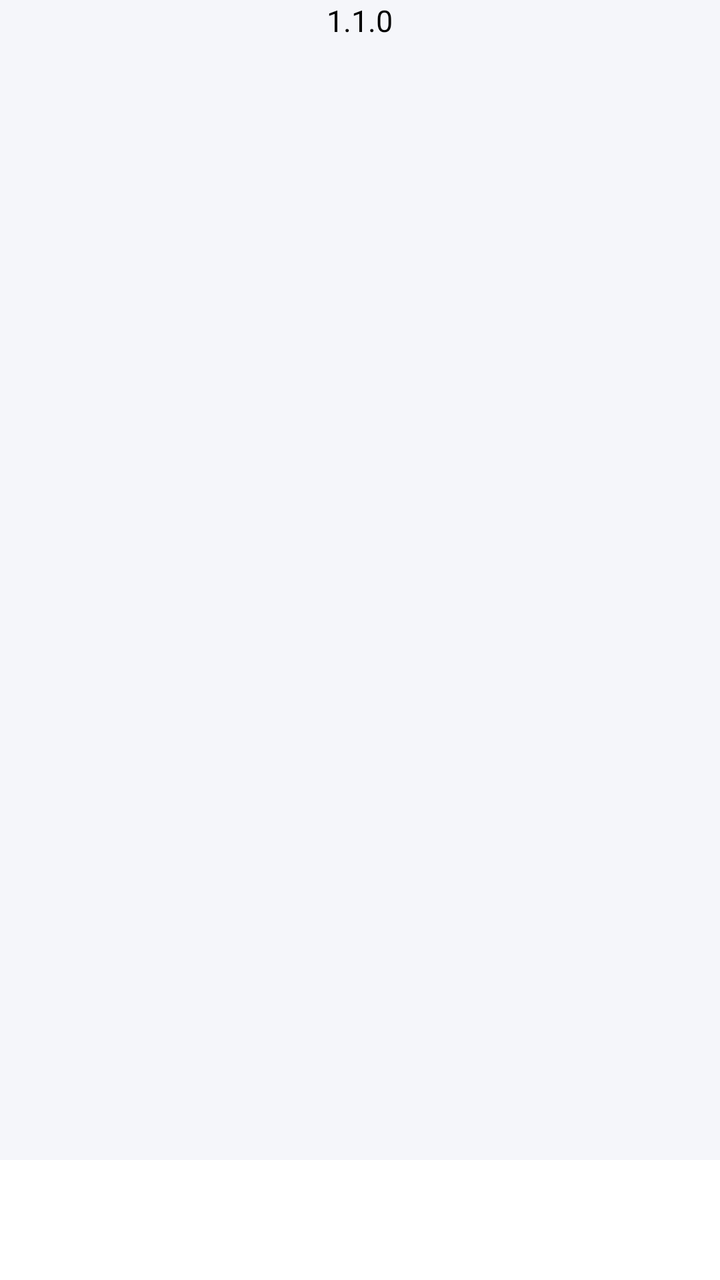
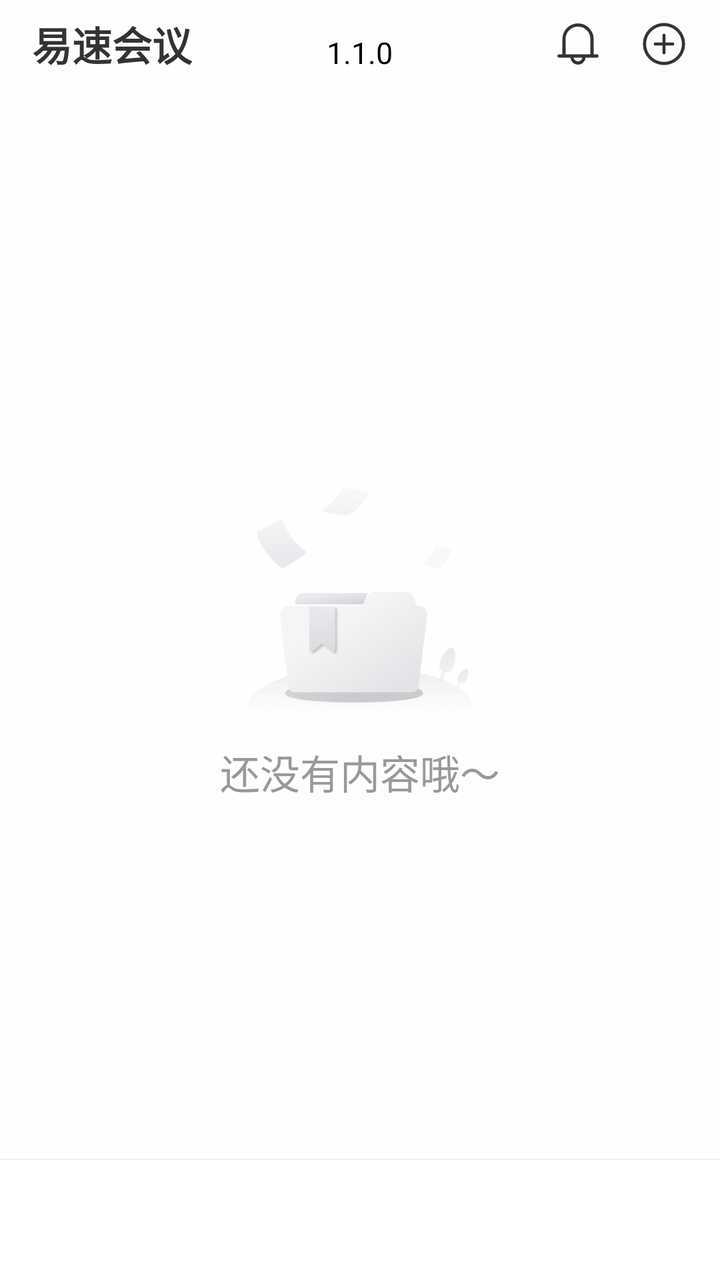

An Android layout rendered at two revisions. The XML below is the earlier revision; the diff shows what the commit changed to produce the second picture.
<!-- AndroidManifest.xml: activity theme Theme.Save_box.NoActionBar -->
<!-- res/layout/activity_fake_home.xml -->
<?xml version="1.0" encoding="utf-8"?>
<FrameLayout xmlns:android="http://schemas.android.com/apk/res/android"
    android:id="@+id/rootLayout"
    android:layout_width="match_parent"
    android:layout_height="match_parent"
    android:background="#F5F6FA"
    android:clickable="true"
    android:focusable="true">
    <TextView
        android:layout_marginBottom="20dp"
        android:layout_gravity="top|center"
        android:textColor="@color/black"
        android:textSize="15sp"
        android:text="1.1.0"
        android:id="@+id/version"
        android:layout_width="wrap_content"
        android:layout_height="wrap_content"></TextView>

    <RadioGroup
        android:id="@+id/main_radiogroup"
        android:layout_width="match_parent"
        android:layout_height="60dp"
        android:background="@color/white"
        android:layout_gravity="bottom"
        android:orientation="horizontal">

    </RadioGroup>

</FrameLayout>
<!-- resources referenced by this layout -->
<resources>
  <color name="black">#FF000000</color>
  <color name="white">#FFFFFFFF</color>
  <style name="Theme.Save_box.NoActionBar" parent="Theme.MaterialComponents.DayNight.NoActionBar">
          <item name="colorPrimary">@color/purple_500</item>
          <item name="colorPrimaryVariant">@color/purple_700</item>
          <item name="colorOnPrimary">@color/white</item>
          <item name="colorSecondary">@color/teal_200</item>
          <item name="colorSecondaryVariant">@color/teal_700</item>
          <item name="colorOnSecondary">@color/black</item>
          <item name="android:statusBarColor">@color/purple_700</item>
      </style>
  <color name="purple_500">#FF6200EE</color>
  <color name="purple_700">#FF3700B3</color>
  <color name="teal_200">#FF03DAC5</color>
  <color name="teal_700">#FF018786</color>
</resources>

<!-- the commit's change to res/layout/activity_fake_home.xml (unified diff, before → after) -->
@@ -1,29 +1,143 @@
 <?xml version="1.0" encoding="utf-8"?>
 <FrameLayout xmlns:android="http://schemas.android.com/apk/res/android"
+    xmlns:app="http://schemas.android.com/apk/res-auto"
+    xmlns:tools="http://schemas.android.com/tools"
     android:id="@+id/rootLayout"
     android:layout_width="match_parent"
     android:layout_height="match_parent"
-    android:background="#F5F6FA"
+    android:background="#fefefe"
     android:clickable="true"
     android:focusable="true">
+    <LinearLayout
+        android:layout_width="match_parent"
+        android:layout_height="wrap_content"
+        android:orientation="vertical">
+
+        <androidx.constraintlayout.widget.ConstraintLayout
+            android:layout_width="match_parent"
+            android:layout_height="wrap_content">
+
+            <TextView
+                app:layout_constraintLeft_toLeftOf="parent"
+                app:layout_constraintTop_toTopOf="parent"
+                app:layout_constraintBottom_toBottomOf="parent"
+                android:layout_width="wrap_content"
+                android:layout_height="@dimen/dp_44"
+                android:layout_marginLeft="@dimen/dp_16"
+                android:gravity="left|center_vertical"
+                android:text="易速会议"
+                android:textColor="@color/color_common_text_high"
+                android:textSize="20sp"
+                android:textStyle="bold"
+                tools:ignore="MissingConstraints" />
+            <ImageView
+                android:layout_marginRight="@dimen/dp_19"
+                app:layout_constraintTop_toTopOf="parent"
+                app:layout_constraintBottom_toBottomOf="parent"
+                app:layout_constraintRight_toLeftOf="@+id/btn_more"
+                android:src="@drawable/svg_common_btn_news"
+                android:id="@+id/btn_news"
+                android:layout_width="wrap_content"
+                android:layout_height="wrap_content"></ImageView>
+
+            <ImageView
+                android:layout_marginRight="@dimen/dp_16"
+                app:layout_constraintTop_toTopOf="parent"
+                app:layout_constraintBottom_toBottomOf="parent"
+                app:layout_constraintRight_toRightOf="parent"
+                android:src="@drawable/svg_home_page_icon_more"
+                android:id="@+id/btn_more"
+                android:layout_width="wrap_content"
+                android:layout_height="wrap_content"></ImageView>
+
+        </androidx.constraintlayout.widget.ConstraintLayout>
+
+
+
+        <androidx.coordinatorlayout.widget.CoordinatorLayout
+            android:layout_width="match_parent"
+            android:layout_height="match_parent"
+            android:background="#f5f6fa">
+
+
+
+            <androidx.viewpager2.widget.ViewPager2
+                android:id="@+id/view_pager"
+                android:layout_width="match_parent"
+                android:layout_height="match_parent"
+                app:layout_behavior="com.google.android.material.appbar.AppBarLayout$ScrollingViewBehavior" />
+
+
+        </androidx.coordinatorlayout.widget.CoordinatorLayout>
+
+    </LinearLayout>
     <TextView
         android:layout_marginBottom="20dp"
         android:layout_gravity="top|center"
         android:textColor="@color/black"
         android:textSize="15sp"
+        android:layout_marginTop="@dimen/dp_16"
         android:text="1.1.0"
         android:id="@+id/version"
         android:layout_width="wrap_content"
         android:layout_height="wrap_content"></TextView>
 
-    <RadioGroup
-        android:id="@+id/main_radiogroup"
+    <include
+        android:id="@+id/empty_layout"
+        layout="@layout/include_common_empty_pad"
+        android:layout_width="wrap_content"
+        android:layout_height="wrap_content"
+        android:layout_gravity="center"></include>
+
+    <LinearLayout
+        android:layout_gravity="bottom"
+        android:orientation="vertical"
         android:layout_width="match_parent"
-        android:layout_height="60dp"
-        android:background="@color/white"
-        android:layout_gravity="bottom"
-        android:orientation="horizontal">
+        android:layout_height="wrap_content">
+        <View
+            android:background="#EEEEEE"
+            android:layout_width="match_parent"
+            android:layout_height="0.5dp"></View>
 
-    </RadioGroup>
+        <RadioGroup
+            android:id="@+id/main_radiogroup"
+            android:layout_width="match_parent"
+            android:layout_height="60dp"
+            android:background="@color/white"
+            android:layout_gravity="bottom"
+            android:orientation="horizontal">
+
+        </RadioGroup>
+    </LinearLayout>
+
 
 </FrameLayout>
+<!-- res/layout/include_common_empty_pad.xml (included above) -->
+<?xml version="1.0" encoding="utf-8"?>
+<LinearLayout xmlns:android="http://schemas.android.com/apk/res/android"
+    xmlns:tools="http://schemas.android.com/tools"
+    android:id="@+id/empty_view"
+    android:layout_width="wrap_content"
+    android:layout_height="wrap_content"
+    android:layout_gravity="center_horizontal"
+    android:gravity="center"
+    android:orientation="vertical"
+    android:visibility="visible"
+    tools:visibility="visible">
+
+    <ImageView
+        android:id="@+id/empty_img"
+        android:layout_width="@dimen/dp_128"
+        android:layout_height="@dimen/dp_128"
+        android:src="@drawable/common_bg_empty" />
+
+    <TextView
+        android:id="@+id/empty_text"
+        android:layout_width="wrap_content"
+        android:layout_height="wrap_content"
+        android:layout_gravity="center_horizontal"
+        android:layout_marginTop="@dimen/dp_4"
+        android:text="还没有内容哦～"
+        android:textColor="@color/color_999999"
+        android:textSize="20sp" />
+</LinearLayout>
<!-- resource entries referenced after the edit -->
@@ -1,7 +1,45 @@
 <!-- resources referenced by this layout -->
 <resources>
   <color name="black">#FF000000</color>
+  <color name="color_999999">#999999</color>
+  <color name="color_common_text_high">#333333</color>
   <color name="white">#FFFFFFFF</color>
+  <dimen name="dp_128">128dp</dimen>
+  <dimen name="dp_16">16dp</dimen>
+  <dimen name="dp_19">19dp</dimen>
+  <dimen name="dp_4">4dp</dimen>
+  <dimen name="dp_44">44dp</dimen>
+  <!-- drawable common_bg_empty: webp bitmap (drawable, 19088 bytes) -->
+  <!-- drawable svg_common_btn_news (drawable) -->
+  <vector xmlns:android="http://schemas.android.com/apk/res/android"
+      android:width="24dp"
+      android:height="24dp"
+      android:viewportWidth="24"
+      android:viewportHeight="24">
+    <group>
+      <clip-path
+          android:pathData="M0,0h24v24h-24z"/>
+      <path
+          android:pathData="M4.2,9.5L4.2,17.2L2.5,17.2C2.058,17.2 1.7,17.558 1.7,18C1.7,18.442 2.058,18.8 2.5,18.8L8.21,18.8Q8.308,20.182 9.313,21.187Q10.426,22.3 12,22.3Q13.574,22.3 14.687,21.187Q15.692,20.182 15.79,18.8L21.5,18.8C21.942,18.8 22.3,18.442 22.3,18C22.3,17.558 21.942,17.2 21.5,17.2L19.8,17.2L19.8,9.5Q19.8,6.269 17.515,3.985Q15.231,1.7 12,1.7Q8.769,1.7 6.485,3.985Q4.2,6.269 4.2,9.5ZM18.2,17.2L18.2,9.5Q18.2,6.932 16.384,5.116Q14.568,3.3 12,3.3Q9.432,3.3 7.616,5.116Q5.8,6.932 5.8,9.5L5.8,17.2L18.2,17.2ZM14.182,18.8L9.818,18.8Q9.909,19.52 10.444,20.056Q11.089,20.7 12,20.7Q12.911,20.7 13.556,20.056Q14.091,19.52 14.182,18.8Z"
+          android:fillColor="#333333"
+          android:fillType="evenOdd"/>
+    </group>
+  </vector>
+  <!-- drawable svg_home_page_icon_more (drawable) -->
+  <vector xmlns:android="http://schemas.android.com/apk/res/android"
+      android:width="24dp"
+      android:height="24dp"
+      android:viewportWidth="24"
+      android:viewportHeight="24">
+    <group>
+      <clip-path
+          android:pathData="M0,0h24v24h-24z"/>
+      <path
+          android:pathData="M22.5,12C22.5,17.799 17.799,22.5 12,22.5C6.201,22.5 1.5,17.799 1.5,12C1.5,6.201 6.201,1.5 12,1.5C17.799,1.5 22.5,6.201 22.5,12ZM20.944,12C20.944,7.06 16.94,3.056 12,3.056C7.06,3.056 3.055,7.06 3.055,12C3.055,16.94 7.06,20.944 12,20.944C16.94,20.944 20.944,16.94 20.944,12ZM11.222,7.625C11.222,7.195 11.57,6.847 12,6.847C12.429,6.847 12.778,7.195 12.778,7.625L12.778,11.222L16.375,11.222C16.804,11.222 17.153,11.57 17.153,12C17.153,12.43 16.804,12.778 16.375,12.778L12.778,12.778L12.778,16.375C12.778,16.805 12.429,17.153 12,17.153C11.57,17.153 11.222,16.805 11.222,16.375L11.222,12.778L7.625,12.778C7.195,12.778 6.847,12.43 6.847,12C6.847,11.57 7.195,11.222 7.625,11.222L11.222,11.222L11.222,7.625Z"
+          android:fillColor="#333333"
+          android:fillType="evenOdd"/>
+    </group>
+  </vector>
   <style name="Theme.Save_box.NoActionBar" parent="Theme.MaterialComponents.DayNight.NoActionBar">
           <item name="colorPrimary">@color/purple_500</item>
           <item name="colorPrimaryVariant">@color/purple_700</item>
